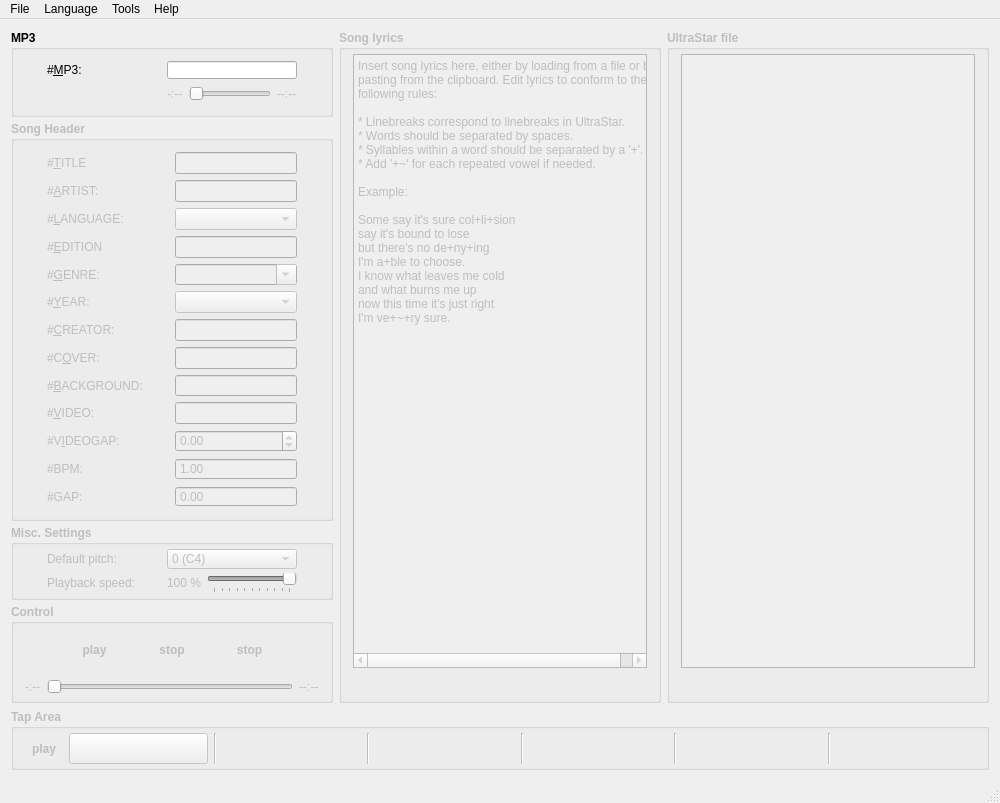
UltraStar-Deluxe/UltraStar-Creator, file src/QCMainWindow.ui: the form before one commit.
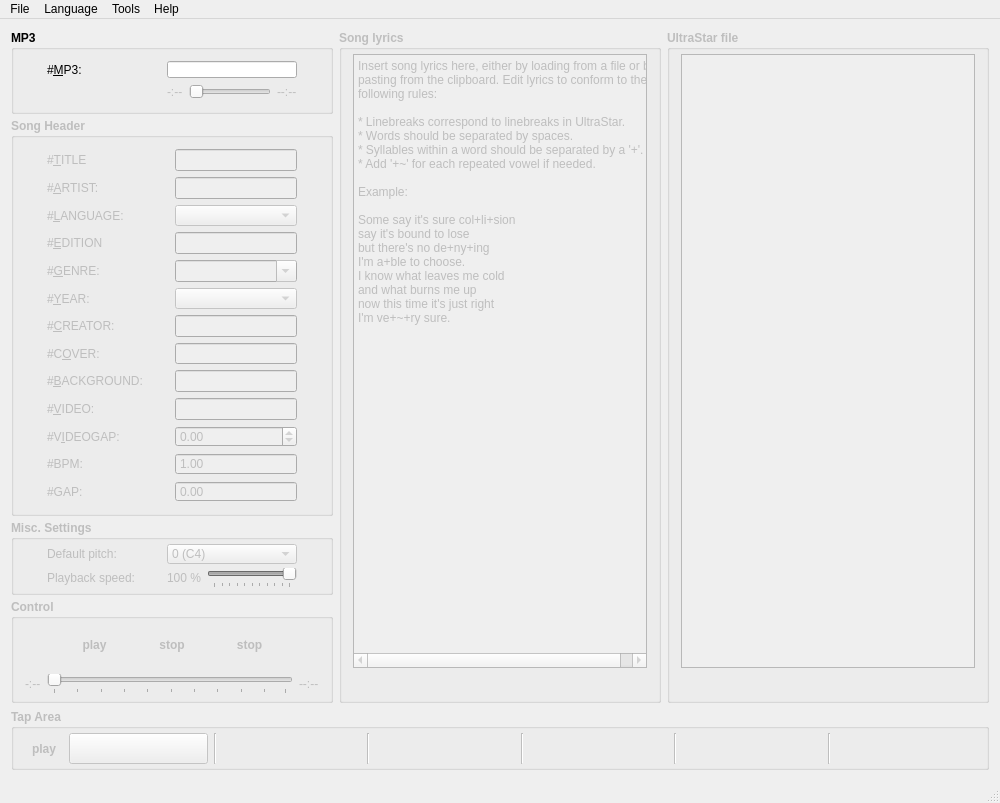
The form after the commit. Icons and pictures are not drawn.

```diff
--- a/src/QCMainWindow.ui
+++ b/src/QCMainWindow.ui
@@ -2708,6 +2708,15 @@
                    <property name="orientation">
                     <enum>Qt::Horizontal</enum>
                    </property>
+                   <property name="invertedControls">
+                    <bool>false</bool>
+                   </property>
+                   <property name="tickPosition">
+                    <enum>QSlider::TicksBelow</enum>
+                   </property>
+                   <property name="tickInterval">
+                    <number>10</number>
+                   </property>
                   </widget>
                  </item>
                  <item>
```
